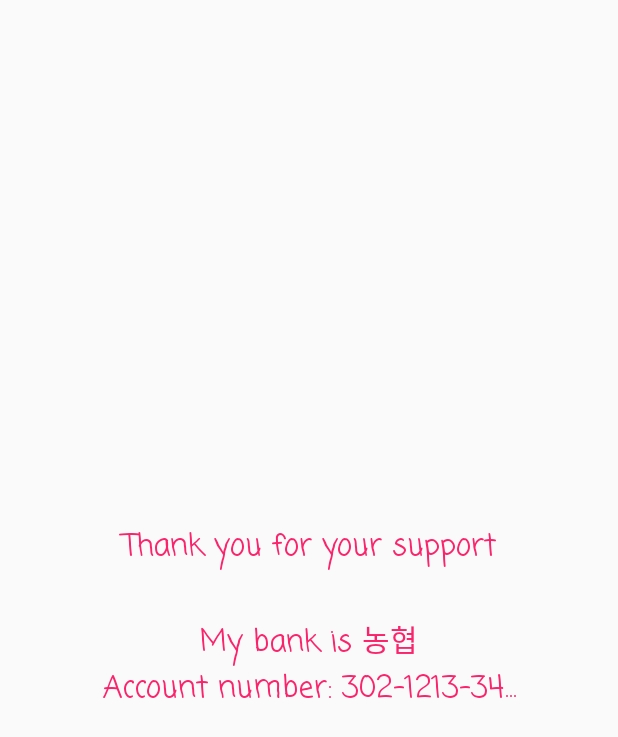
After one commit to 220284hk/WaTaCook, an Android app: the EasterEgg screen opened directly, with no data from a screen before it, on a phone screen of 412 x 824 dp. The commit adds this screen. Shown: the top 737 px of the screen. Run offline under Robolectric (Android 15) with nearby library versions, the phone set to English and light mode, and no system bars.

Commit message:
Add EasterEgg

```diff
--- /dev/null
+++ b/app/src/main/java/com/example/leftoverrecipe/EasterEgg.java
@@ -0,0 +1,14 @@
+package com.example.leftoverrecipe;
+
+import androidx.appcompat.app.AppCompatActivity;
+
+import android.os.Bundle;
+
+public class EasterEgg extends AppCompatActivity {
+
+    @Override
+    protected void onCreate(Bundle savedInstanceState) {
+        super.onCreate(savedInstanceState);
+        setContentView(R.layout.activity_easter_egg);
+    }
+}
--- /dev/null
+++ b/app/src/main/res/layout/activity_easter_egg.xml
@@ -0,0 +1,21 @@
+<?xml version="1.0" encoding="utf-8"?>
+<androidx.constraintlayout.widget.ConstraintLayout xmlns:android="http://schemas.android.com/apk/res/android"
+    xmlns:app="http://schemas.android.com/apk/res-auto"
+    xmlns:tools="http://schemas.android.com/tools"
+    android:layout_width="match_parent"
+    android:layout_height="match_parent"
+    tools:context=".EasterEgg">
+
+    <TextView
+        android:id="@+id/textView3"
+        android:layout_width="wrap_content"
+        android:layout_height="wrap_content"
+        android:gravity="center"
+        android:textSize="@dimen/text_medium"
+        android:textColor="@color/colorPrimaryMain"
+        android:text="@string/easter_string"
+        app:layout_constraintBottom_toBottomOf="parent"
+        app:layout_constraintEnd_toEndOf="parent"
+        app:layout_constraintStart_toStartOf="parent"
+        app:layout_constraintTop_toTopOf="parent" />
+</androidx.constraintlayout.widget.ConstraintLayout>
--- a/app/src/main/res/values/strings.xml
+++ b/app/src/main/res/values/strings.xml
@@ -48,4 +48,8 @@
     <string name="favourites">Favourites</string>
     <string name="please_log_in">Please log in to use this feature :)</string>
 
+    <!--    Easter Egg-->
+    <string name="easter_egg">Give Hyun money</string>
+    <string name="easter_string">Thank you for your support\n\nMy bank is 농협\nAccount number: 302-1213-34...</string>
+
 </resources>
```
Also changed, not shown: app/src/main/AndroidManifest.xml (+11 -8 lines), app/src/main/java/com/example/leftoverrecipe/fragments/SearchFragment.java (+7 -2 lines).
